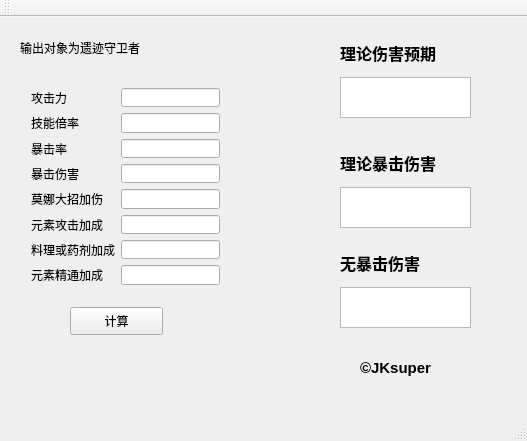
JKsuper/Genshin_Mona, file mona.ui: the form before one commit.
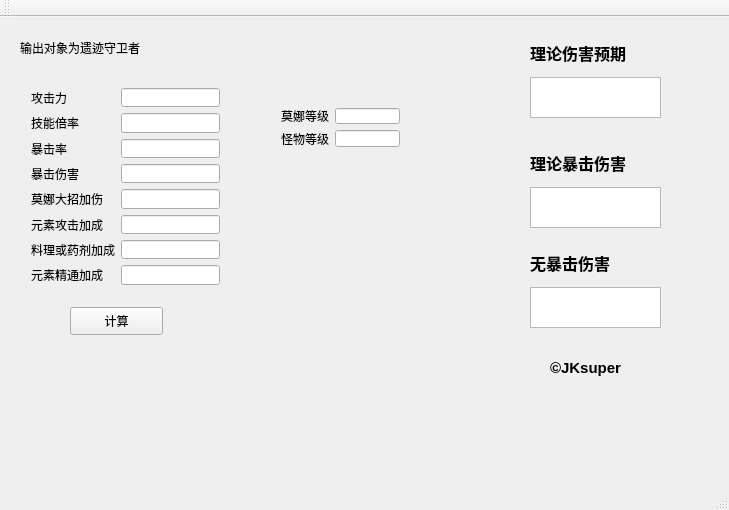
The form after the commit. Icons and pictures are not drawn.

```diff
--- a/mona.ui
+++ b/mona.ui
@@ -6,8 +6,8 @@
    <rect>
     <x>0</x>
     <y>0</y>
-    <width>527</width>
-    <height>441</height>
+    <width>729</width>
+    <height>510</height>
    </rect>
   </property>
   <property name="windowTitle">
@@ -34,7 +34,7 @@
    <widget class="QTextBrowser" name="textBrowser">
     <property name="geometry">
      <rect>
-      <x>340</x>
+      <x>530</x>
       <y>60</y>
       <width>131</width>
       <height>41</height>
@@ -44,7 +44,7 @@
    <widget class="QLabel" name="label_2">
     <property name="geometry">
      <rect>
-      <x>340</x>
+      <x>530</x>
       <y>20</y>
       <width>131</width>
       <height>31</height>
@@ -77,7 +77,7 @@
    <widget class="QTextBrowser" name="textBrowser_2">
     <property name="geometry">
      <rect>
-      <x>340</x>
+      <x>530</x>
       <y>170</y>
       <width>131</width>
       <height>41</height>
@@ -87,7 +87,7 @@
    <widget class="QLabel" name="label_10">
     <property name="geometry">
      <rect>
-      <x>340</x>
+      <x>530</x>
       <y>130</y>
       <width>131</width>
       <height>31</height>
@@ -107,7 +107,7 @@
    <widget class="QTextBrowser" name="textBrowser_3">
     <property name="geometry">
      <rect>
-      <x>340</x>
+      <x>530</x>
       <y>270</y>
       <width>131</width>
       <height>41</height>
@@ -117,7 +117,7 @@
    <widget class="QLabel" name="label_11">
     <property name="geometry">
      <rect>
-      <x>340</x>
+      <x>530</x>
       <y>230</y>
       <width>131</width>
       <height>31</height>
@@ -137,7 +137,7 @@
    <widget class="QLabel" name="label_12">
     <property name="geometry">
      <rect>
-      <x>360</x>
+      <x>550</x>
       <y>340</y>
       <width>91</width>
       <height>21</height>
@@ -246,6 +246,38 @@
      </item>
     </layout>
    </widget>
+   <widget class="QWidget" name="">
+    <property name="geometry">
+     <rect>
+      <x>270</x>
+      <y>80</y>
+      <width>141</width>
+      <height>61</height>
+     </rect>
+    </property>
+    <layout class="QFormLayout" name="formLayout_2">
+     <item row="0" column="0">
+      <widget class="QLabel" name="label_13">
+       <property name="text">
+        <string>莫娜等级</string>
+       </property>
+      </widget>
+     </item>
+     <item row="0" column="1">
+      <widget class="QLineEdit" name="renwudengji"/>
+     </item>
+     <item row="1" column="0">
+      <widget class="QLabel" name="label_14">
+       <property name="text">
+        <string>怪物等级</string>
+       </property>
+      </widget>
+     </item>
+     <item row="1" column="1">
+      <widget class="QLineEdit" name="guaiwudengji"/>
+     </item>
+    </layout>
+   </widget>
   </widget>
   <widget class="QMenuBar" name="menuBar">
    <property name="geometry">
```
Left out of the diff: 2 changed lines with no effect on the pictures.
